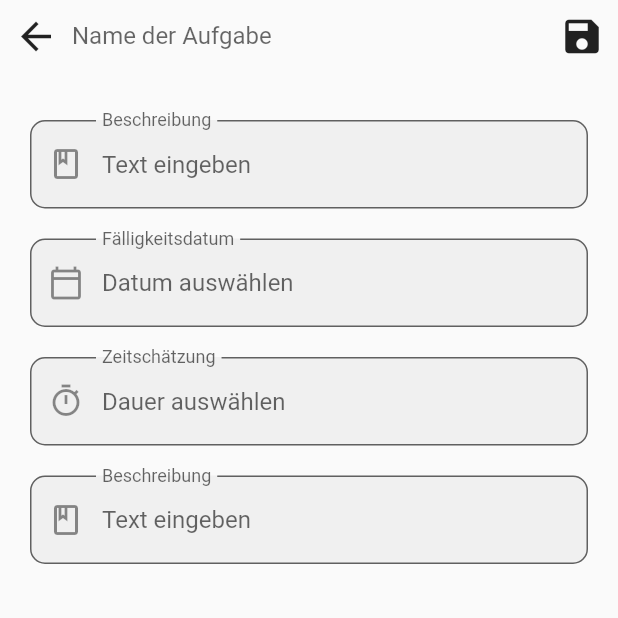
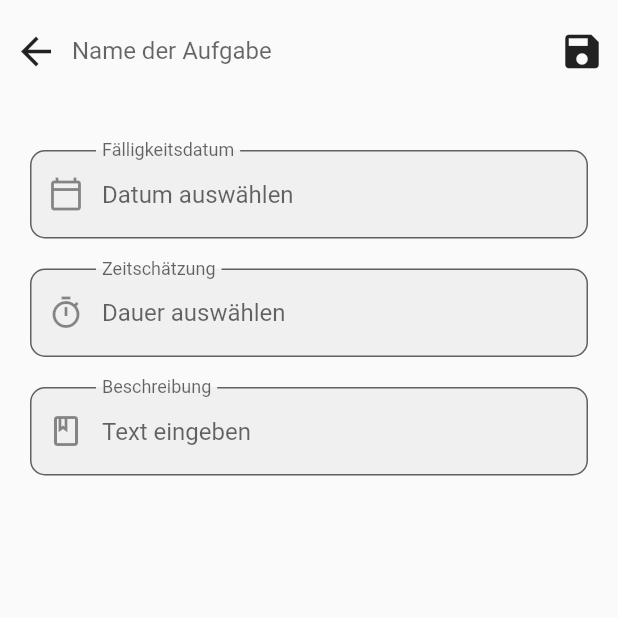
Before and after one commit to tiptr/LearnBuddy, a Flutter app: the TaskAddScreen screen opened directly, on a phone screen of 412 x 824 dp, the top half of it. Run offline on Flutter 3.47's test engine with Material 2 defaults, Android fonts, the phone set to English and light mode, and no system bars; our stand-ins replace bloc, equatable, flutter_bloc, sqflite; missing offline and left inert: duration_picker; accounts and stored records are empty.

Commit message:
76-ui-add-task: Formatting and layout

```diff
--- a/learning_app/lib/features/tasks/screens/task_add_screen.dart
+++ b/learning_app/lib/features/tasks/screens/task_add_screen.dart
@@ -24,8 +24,6 @@ class _TaskAddScreenState extends State<TaskAddScreen> {
           margin: const EdgeInsets.all(20.0),
           child: Column(
             children: [
-              _generateTextField(context: context),
-              const SizedBox(height: 20.0),
               _generateDateField(
                 selectedDate: selectedDate,
                 context: context,
--- a/learning_app/lib/features/tasks/widgets/task_add_app_bar.dart
+++ b/learning_app/lib/features/tasks/widgets/task_add_app_bar.dart
@@ -13,7 +13,9 @@ class CustomAppBar extends StatelessWidget implements PreferredSizeWidget {
     return SafeArea(
       child: Column(
         children: <Widget>[
-          Row(
+          Container(
+            padding: const EdgeInsets.symmetric(vertical: 10.0),
+            child: Row(
               mainAxisSize: MainAxisSize.max,
               mainAxisAlignment: MainAxisAlignment.spaceBetween,
               children: <Widget>[
@@ -44,11 +46,12 @@ class CustomAppBar extends StatelessWidget implements PreferredSizeWidget {
                 ),
               ],
             ),
+          ),
         ],
       ),
     );
   }
 
   @override
-  Size get preferredSize => const Size.fromHeight(60);
+  Size get preferredSize => const Size.fromHeight(80);
 }
```
Lines whose indentation alone changed are shown as unchanged.
